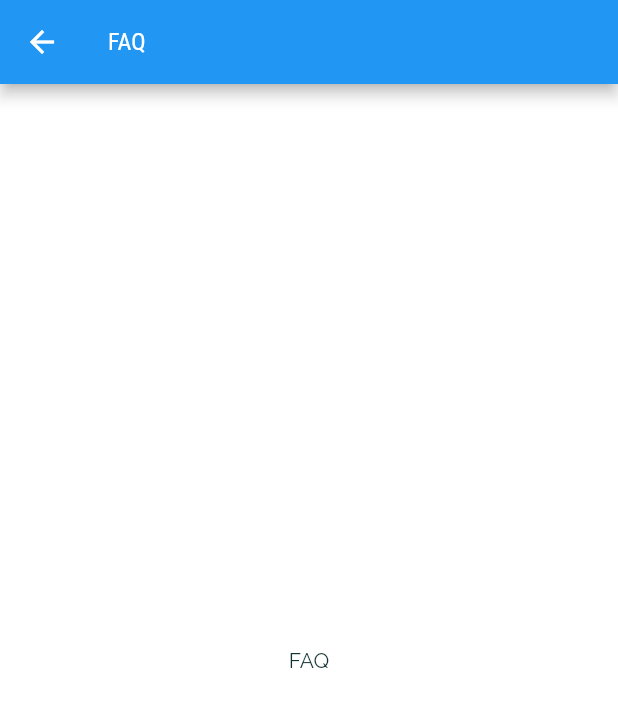
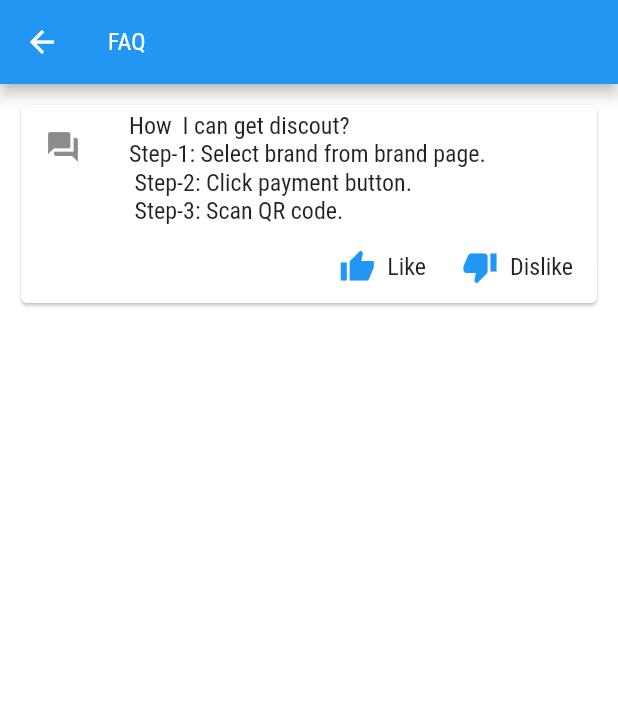
Before and after one commit to Tarikul-islam-shazan/horray-customer-app, a Flutter app: the FAQSreen screen opened by its route, on a phone screen of 412 x 824 dp. Shown: the top 707 px of the screen. Run offline on Flutter 3.47's test engine with Material 2 defaults, Android fonts, the light colour scheme and no system bars; our stand-ins replace flutter_image_slideshow; missing offline and left inert: flutter_statusbarcolor_ns, qr_code_scanner.

Commit message:
read QR code data, add FAQ question

```diff
--- a/lib/main.dart
+++ b/lib/main.dart
@@ -1,7 +1,7 @@
 import 'package:flutter/material.dart';
 import 'package:flutter_statusbarcolor_ns/flutter_statusbarcolor_ns.dart';
 
-import '../screens/shopping_payment_screen.dart';
+import '../screens/scan_qr_screen.dart';
 import '../screens/contact_us_screen.dart';
 import '../screens/faq_screen.dart';
 import '../screens/settings_screen.dart';
@@ -41,7 +41,7 @@ class HorrayApp extends StatelessWidget {
         FAQSreen.routeName: (ctx) => FAQSreen(),
         SettingsScreen.routeName: (ctx) => SettingsScreen(),
         ContactUsScreen.routeName: (ctx) => ContactUsScreen(),
-        ShoppingPaymentScreen.routeName: (ctx) => ShoppingPaymentScreen(),
+        ScanQRScreen.routeName: (ctx) => ScanQRScreen(),
       },
     );
   }
--- a/lib/screens/brand_list_screen.dart
+++ b/lib/screens/brand_list_screen.dart
@@ -21,7 +21,7 @@ class BrandListScreen extends StatelessWidget {
               child: ImageSlideshow(
                 width: double.infinity,
                 height: 200,
-                initialPage: 1,
+                initialPage: 2,
                 indicatorColor: Colors.blue,
                 indicatorBackgroundColor: Colors.grey,
                 children: [
@@ -41,7 +41,7 @@ class BrandListScreen extends StatelessWidget {
                 onPageChanged: (value) {
                   print('Page changed: $value');
                 },
-                autoPlayInterval: 3000,
+                autoPlayInterval: 4000,
               ),
             ),
           ),
--- a/lib/screens/faq_screen.dart
+++ b/lib/screens/faq_screen.dart
@@ -10,8 +10,47 @@ class FAQSreen extends StatelessWidget {
         title: Text('FAQ'),
       ),
       body: Container(
-        child: const Center(
-          child: Text('FAQ'),
+        margin: EdgeInsets.all(10),
+        child: Card(
+          child: Column(
+            mainAxisSize: MainAxisSize.min,
+            children: <Widget>[
+              ListTile(
+                leading: Icon(Icons.question_answer),
+                title: Text(
+                  'How  I can get discout?',
+                  style: Theme.of(context).textTheme.headline6,
+                ),
+                subtitle: Text(
+                  'Step-1: Select brand from brand page.\n Step-2: Click payment button.\n Step-3: Scan QR code.',
+                  style: Theme.of(context).textTheme.headline6,
+                ),
+              ),
+              Row(
+                mainAxisAlignment: MainAxisAlignment.end,
+                children: <Widget>[
+                  TextButton.icon(
+                    onPressed: () {/* ... */},
+                    icon: Icon(Icons.thumb_up_sharp),
+                    label: Text(
+                      'Like',
+                      style: Theme.of(context).textTheme.headline6,
+                    ),
+                  ),
+                  const SizedBox(width: 8),
+                  TextButton.icon(
+                    onPressed: () {/* ... */},
+                    icon: Icon(Icons.thumb_down),
+                    label: Text(
+                      'Dislike',
+                      style: Theme.of(context).textTheme.headline6,
+                    ),
+                  ),
+                  const SizedBox(width: 8),
+                ],
+              ),
+            ],
+          ),
         ),
       ),
     );
--- a/pubspec.yaml
+++ b/pubspec.yaml
@@ -35,11 +35,17 @@ dependencies:
 dev_dependencies:
   flutter_test:
     sdk: flutter
+  flutter_launcher_icons: "^0.9.2"
 
 # For information on the generic Dart part of this file, see the
 # following page: https://dart.dev/tools/pub/pubspec
 
 # The following section is specific to Flutter.
+flutter_icons:
+  android: "launcher_icon"
+  ios: true
+  image_path: "assets/icons/icon.png"
+
 flutter:
 
   # The following line ensures that the Material Icons font is
```
Also changed, not shown: lib/screens/brand_detail_screen.dart (+2 -5 lines), lib/screens/scan_qr_screen.dart (renamed from lib/screens/shopping_payment_screen.dart, +37 -17 lines), assets/icons/icon.png (added), pubspec.lock, 21 other files.
